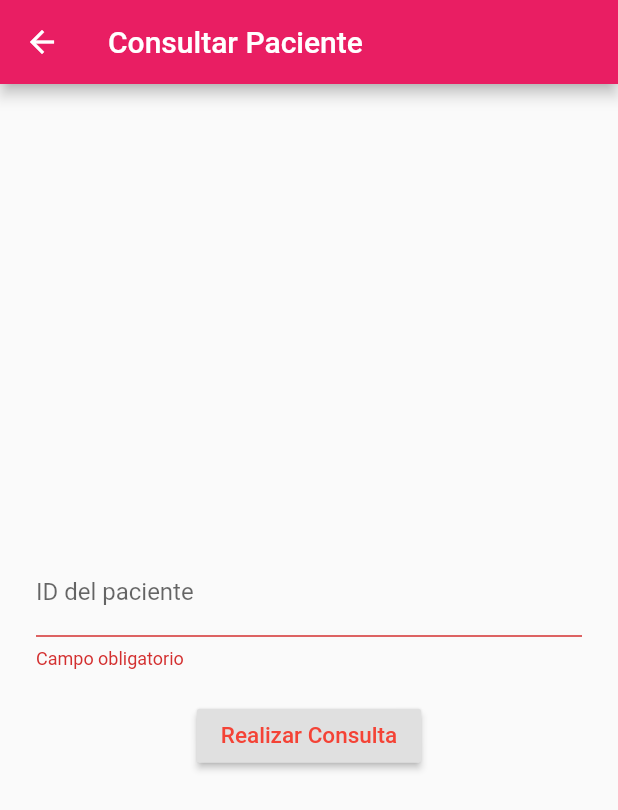
After one commit to davidrovj/Ginnacle, a Flutter app: the ConsultPatient screen opened directly, after a tap on "Realizar Consulta", on a phone screen of 412 x 824 dp. The commit adds this screen. Shown: the top 810 px of the screen. Run offline on Flutter 3.47's test engine with Material 2 defaults, Android fonts, the phone set to English and light mode, and no system bars; our stand-ins replace table_calendar; missing offline and left inert: foldable_sidebar, mysql1.

Commit message:
Primera implementación de BD en MySQL

```diff
--- a/lib/calendar.dart
+++ b/lib/calendar.dart
@@ -33,7 +33,7 @@ class _CalendarState extends State<Calendar> {
   Widget build(BuildContext context) {
     return Scaffold(
       appBar: AppBar(
-        title: Text('Ginnacle Calendar'),
+        title: Text('Calendario'),
         centerTitle: true,
       ),
       body: Column(
@@ -126,7 +126,7 @@ class _CalendarState extends State<Calendar> {
                     ),
                   ],
                 )),
-        label: Text("Añadir Citaa"),
+        label: Text("Añadir Cita"),
         icon: Icon(Icons.add),
       ),
     );
--- /dev/null
+++ b/lib/consult.dart
@@ -0,0 +1,114 @@
+import 'package:flutter/material.dart';
+import 'dart:async';
+import 'package:mysql1/mysql1.dart';
+
+class ConsultPatient extends StatefulWidget {
+  @override
+  State<StatefulWidget> createState() {
+    return ConsultPatientState();
+  }
+}
+
+//r"^[a-zA-Z0-9.a-zA-Z0-9.!#$%&'*+-/=?^_`{|}~]+@[a-zA-Z0-9]+\.[a-zA-Z]+"
+
+class ConsultPatientState extends State<ConsultPatient> {
+  String _numExp;
+  var _controller = TextEditingController();
+
+  String datosPaciente = '';
+
+  final GlobalKey<FormState> _formKey = GlobalKey<FormState>();
+
+  Widget _consultPatient() {
+    return TextFormField(
+      controller: _controller,
+      decoration: InputDecoration(labelText: 'ID del paciente'),
+      validator: (String value) {
+        if (value.isEmpty) {
+          return 'Campo obligatorio';
+        }
+      },
+      onSaved: (String value) {
+        _numExp = value;
+      },
+    );
+  }
+
+  Future _getPatient() async {
+    final conn = await MySqlConnection.connect(ConnectionSettings(
+        host: 'localhost',
+        port: 3306,
+        user: 'aruzab',
+        db: 'Ginnacle',
+        password: 'david123'));
+
+    var userId = 1;
+    var results = await conn.query(
+        'select NumExpediente from Pacientes where NumExpediente = ?',
+        [userId]);
+
+    for (var row in results) {
+      print('ID: ${row[0]}');
+    }
+
+    await conn.close();
+  }
+
+  // Future<void> _showMyDialog() async {
+  //   return showDialog<void>(
+  //     context: context,
+  //     barrierDismissible: true, // user must tap button!
+  //     builder: (BuildContext context) {
+  //       return AlertDialog(
+  //         title: const Text('Datos del paciente'),
+  //         content: SingleChildScrollView(
+  //           child: ListBody(
+  //             children: const <Widget>[
+  //               Text("datosPaciente"),
+  //             ],
+  //           ),
+  //         ),
+  //         actions: <Widget>[
+  //           TextButton(
+  //             child: const Text('Approve'),
+  //             onPressed: () {
+  //               Navigator.of(context).pop();
+  //             },
+  //           ),
+  //         ],
+  //       );
+  //     },
+  //   );
+  // }
+
+  @override
+  Widget build(BuildContext context) {
+    return Scaffold(
+      appBar: AppBar(title: Text('Consultar Paciente')),
+      body: Container(
+          margin: EdgeInsets.all(24),
+          child: Form(
+              key: _formKey,
+              child: Column(
+                mainAxisAlignment: MainAxisAlignment.center,
+                children: <Widget>[
+                  _consultPatient(),
+                  SizedBox(height: 20),
+                  RaisedButton(
+                      child: Text(
+                        'Realizar Consulta',
+                        style: TextStyle(color: Colors.red, fontSize: 15),
+                      ),
+                      onPressed: () {
+                        _getPatient();
+                        //_showMyDialog();
+                        if (_formKey.currentState.validate()) {
+                          _controller.clear();
+                        }
+                        _formKey.currentState.save();
+                      })
+                ],
+              ))),
+    );
+  }
+}
--- a/lib/menu.dart
+++ b/lib/menu.dart
@@ -5,6 +5,7 @@ import 'custom_sidebar_drawer.dart';
 import 'main.dart';
 import 'patients.dart';
 import 'calendar.dart';
+import 'consult.dart';
 
 class HomeScreen extends StatefulWidget {
   @override
@@ -153,7 +154,8 @@ class _HomeScreenState extends State<HomeScreen> {
                         onPressed: () {
                           Navigator.push(
                             context,
-                            MaterialPageRoute(builder: (context) => Calendar()),
+                            MaterialPageRoute(
+                                builder: (context) => ConsultPatient()),
                           );
                         },
                       )),
--- a/lib/mysql.dart
+++ b/lib/mysql.dart
@@ -12,6 +12,7 @@ class Mysql {
   Future<MySqlConnection> getConnection() async {
     var settings = new ConnectionSettings(
         host: host, port: port, user: user, password: password, db: db);
-    return await MySqlConnection.connect(settings);
+
+    var conn = await MySqlConnection.connect(settings);
   }
 }
```
